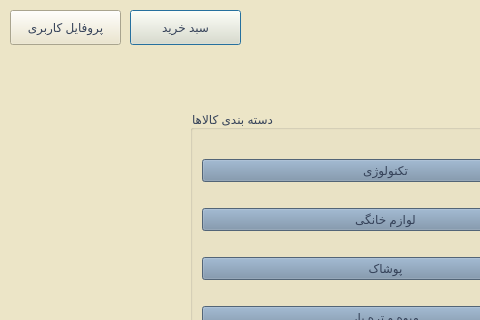
AP-projects-4001/metagoofill, file Project_Ap/groupinggoods.ui: the form before one commit; both pictures show x 0 to 480 and y 0 to 320 of the 800 by 616 pixel window.
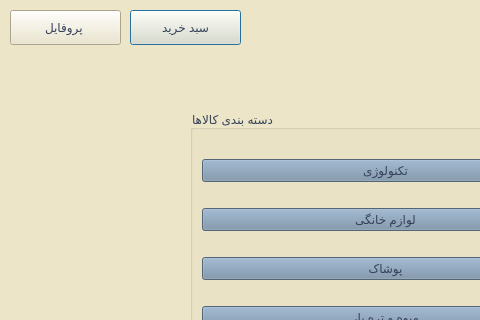
The form after the commit.

```diff
--- a/Project_Ap/groupinggoods.ui
+++ b/Project_Ap/groupinggoods.ui
@@ -50,7 +50,7 @@
 </string>
    </property>
    <property name="text">
-    <string>پروفایل کاربری</string>
+    <string>پروفایل </string>
    </property>
   </widget>
   <widget class="QGroupBox" name="groupBox">
```
